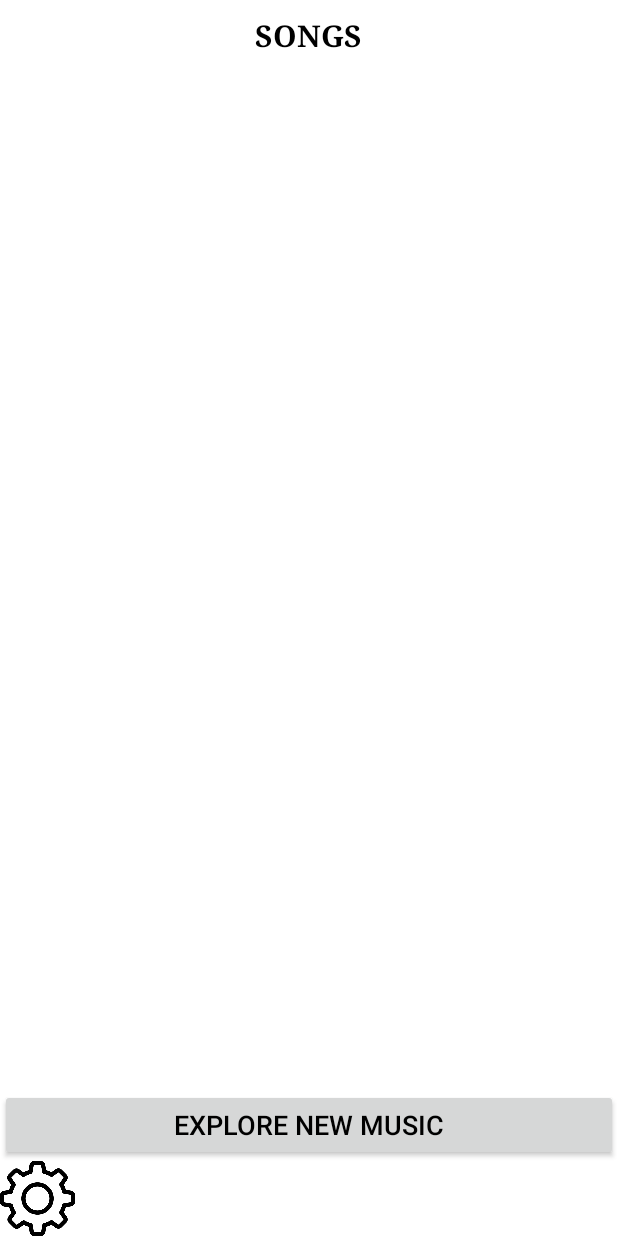
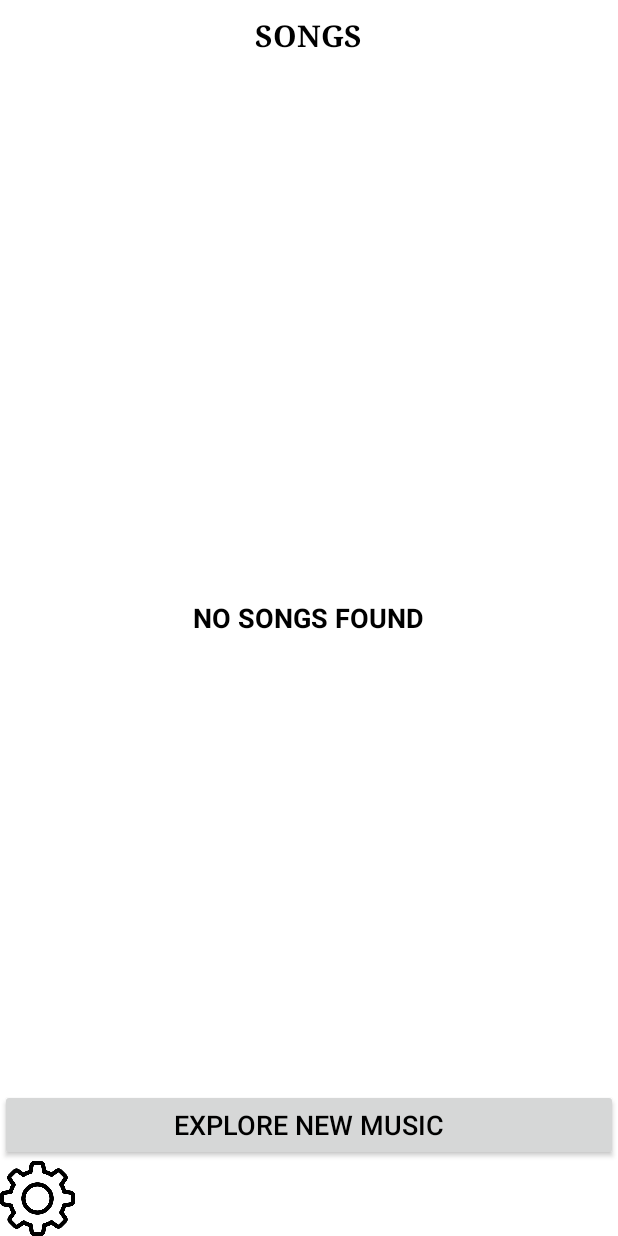
Before and after one commit to MagicMenma/soundify, an Android app: the screen it shows after launch (MenuActivity), on a phone screen of 412 x 824 dp. Run offline under Robolectric (Android 15) with nearby library versions, the light colour scheme and no system bars.

Commit message:
Add Music List Adapter
w

```diff
--- a/app/src/main/java/com/example/soundify/MenuActivity.java
+++ b/app/src/main/java/com/example/soundify/MenuActivity.java
@@ -25,10 +25,14 @@ import androidx.core.content.ContextCompat;
 import androidx.recyclerview.widget.LinearLayoutManager;
 import androidx.recyclerview.widget.RecyclerView;
 
+import java.io.File;
+import java.util.ArrayList;
+
 public class MenuActivity extends AppCompatActivity {
 
-    private RecyclerView songList;
+    private RecyclerView recyclerView;
     private TextView noSongsWarning;
+    ArrayList<AudioModel> songsList = new ArrayList<>();
     private ImageButton settingsButton;
 
     private int currentTheme,textSize;
@@ -48,7 +52,7 @@ public class MenuActivity extends AppCompatActivity {
         super.onCreate(savedInstanceState);
         setContentView(R.layout.menu);
 
-        songList = findViewById(R.id.songList);
+        recyclerView = findViewById(R.id.songList);
         noSongsWarning = findViewById(R.id.noSongsWarning);
 
         if(checkPermission() == false){
@@ -63,7 +67,19 @@ public class MenuActivity extends AppCompatActivity {
         };
         String selection = MediaStore.Audio.Media.IS_MUSIC + "!= 0";
         Cursor cursor = getContentResolver().query(MediaStore.Audio.Media.EXTERNAL_CONTENT_URI, projection, selection, null, null);
+        while (cursor.moveToNext()){
+            AudioModel songData = new AudioModel(cursor.getString(1), cursor.getString(0), cursor.getString(2));
+            if(new File(songData.getPath()).exists()) {
+                songsList.add(songData);
+            }
+        }
 
+        if(songsList.size() == 0){
+            noSongsWarning.setVisibility(View.VISIBLE);
+        }else{
+            recyclerView.setLayoutManager(new LinearLayoutManager(this));
+            recyclerView.setAdapter();
+        }
 
 
 
--- /dev/null
+++ b/app/src/main/java/com/example/soundify/MusicListAdapter.java
@@ -0,0 +1,4 @@
+package com.example.soundify;
+
+public class MusicListAdapter {
+}
```
